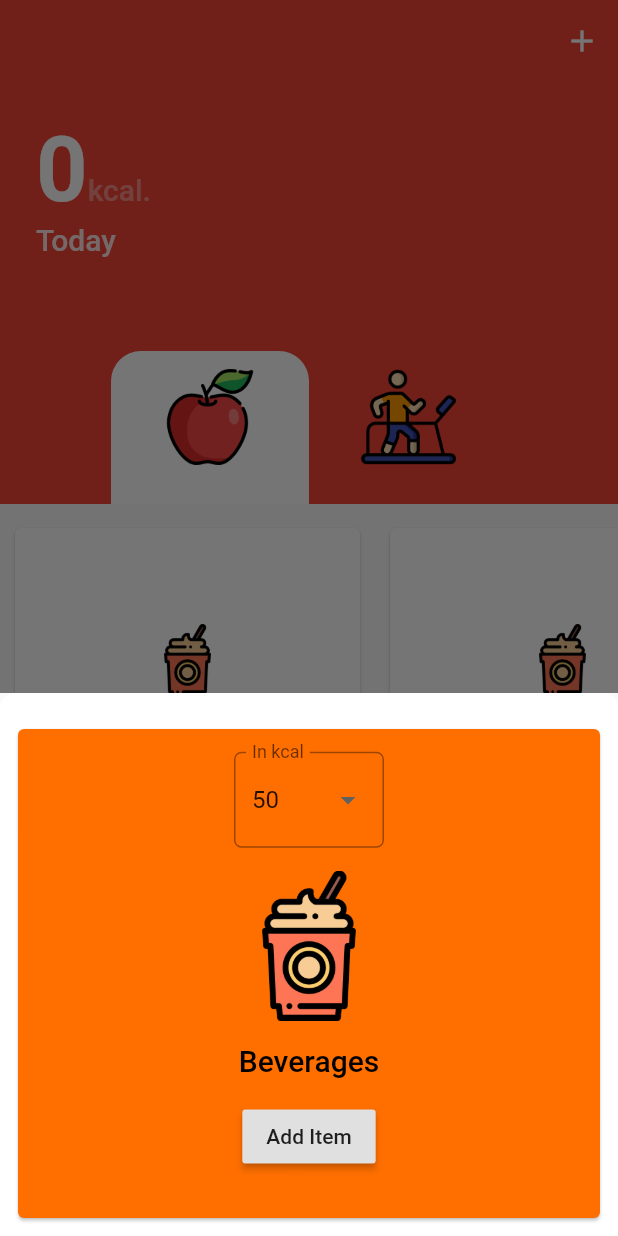
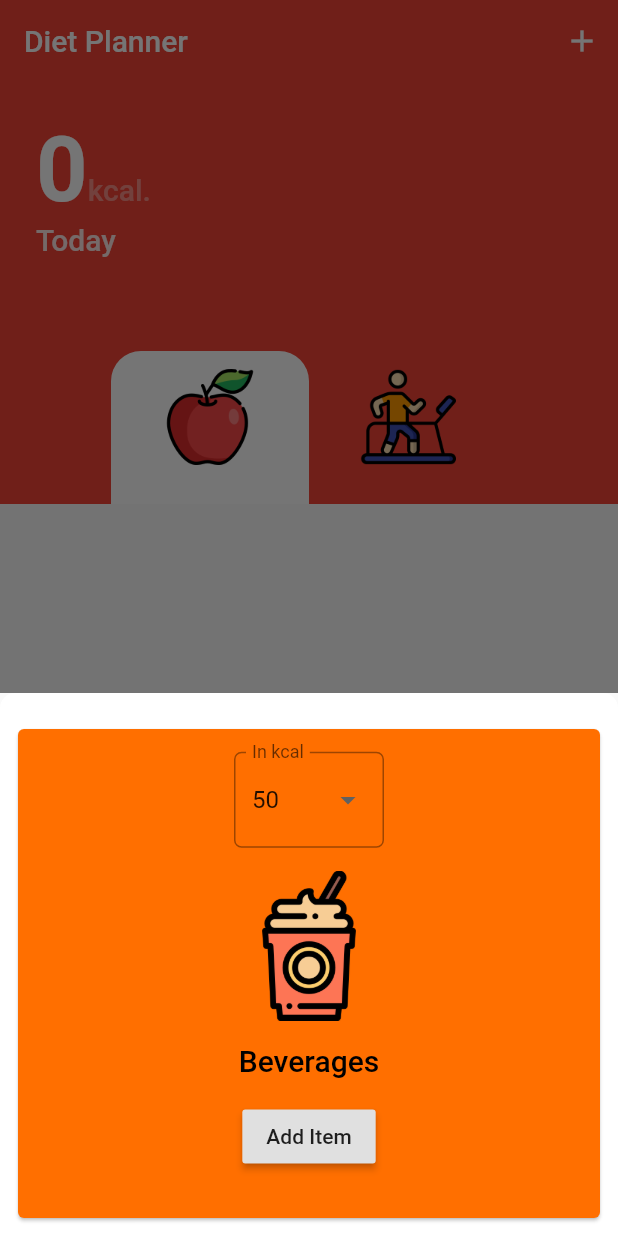
Before and after one commit to vamsikpaladugu/MyFlutterPro, a Flutter app: the Home screen opened directly, after a tap on the "add" icon, on a phone screen of 412 x 824 dp. Run offline on Flutter 3.47's test engine with Material 2 defaults, Android fonts, the phone set to English and light mode, and no system bars; our stand-ins replace charts_flutter, cloud_firestore, firebase_auth, flutter_spinkit, flutter_tindercard, font_awesome_flutter and 4 more; missing offline and left inert: intro_views_flutter, wallpaper; accounts and stored records are empty.

Commit message:
Diet Planner v1.0

```diff
--- a/dietplan/lib/database/dbhelper.dart
+++ b/dietplan/lib/database/dbhelper.dart
@@ -52,7 +52,8 @@ class DBHelper {
     var dbClient = await db;
     List<Map> maps = await dbClient.query('Entry',
         columns: ['id', 'icon', 'calc', 'type', 'time', 'dmy'],
-        where: 'dmy = $dmy');
+        where: 'dmy = ?',
+        whereArgs: [dmy]);
     List<Entry> entry = [];
     if (maps.length > 0) {
       for (int i = 0; i < maps.length; i++) {
--- a/dietplan/lib/database/entry.dart
+++ b/dietplan/lib/database/entry.dart
@@ -27,7 +27,7 @@ class Entry {
 
   Entry.fromMap(Map<String, dynamic> map) {
     id = map['id'];
-    icon = map['name'];
+    icon = map['icon'];
     calc = map['calc'];
     type = map['type'];
     time = map['time'];
--- a/dietplan/lib/home.dart
+++ b/dietplan/lib/home.dart
@@ -56,9 +56,9 @@ class _HomeState extends State<Home> {
       "1000"
     ];
 
-    void _modalBottomSheetMenu() {
+    void _modalBottomSheetMenu(onSaved) {
       showModalBottomSheet(
-          context: context, builder: (builder) => BottomSheet());
+          context: context, builder: (builder) => BottomSheet(onSaved));
     }
 
     return PageView.builder(
@@ -81,21 +81,34 @@ class _HomeState extends State<Home> {
 
               List<Entry> entries = snapshot.data;
 
+              List<Entry> entriesP = [];
+              List<Entry> entriesN = [];
+
               if (entries != null) {
-                print(entries.length);
-                print(formatter.format(ind));
+                for (Entry entry in entries) {
+                  if (entry.type == 0)
+                    entriesP.add(entry);
+                  else
+                    entriesN.add(entry);
+
+                  tCal = tCal + (entry.type == 0 ? entry.calc : -entry.calc);
+                }
               } else {
                 print('null');
               }
+
               return DefaultTabController(
                 length: 2,
                 child: Scaffold(
                   appBar: AppBar(
+                    title: Text('Diet Planner'),
                     actions: index == 0
                         ? <Widget>[
                             IconButton(
                               onPressed: () {
-                                _modalBottomSheetMenu();
+                                _modalBottomSheetMenu(() {
+                                  setState(() {});
+                                });
                               },
                               icon: Icon(
                                 Icons.add,
@@ -200,6 +213,7 @@ class _HomeState extends State<Home> {
                   body: TabBarView(
                     children: [
                       ListView.builder(
+                          itemCount: entriesP.length,
                           scrollDirection: Axis.horizontal,
                           itemBuilder: (context, index) {
                             return Container(
@@ -233,7 +247,7 @@ class _HomeState extends State<Home> {
                                             child: Container(),
                                           ),
                                           Image.asset(
-                                            options[0],
+                                            options[entriesP[index].icon],
                                             height: 50.0,
                                           ),
                                           Expanded(
@@ -241,7 +255,7 @@ class _HomeState extends State<Home> {
                                             child: Container(),
                                           ),
                                           Text(
-                                            '200 kcal',
+                                            '${entriesP[index].calc} kcal',
                                             style: TextStyle(
                                                 fontSize: 20.0,
                                                 fontWeight: FontWeight.bold),
@@ -258,7 +272,7 @@ class _HomeState extends State<Home> {
                                             child: Container(),
                                           ),
                                           Text(
-                                            'Tea, 6.30AM',
+                                            '${optionTitles[entriesP[index].icon]}, ${entriesP[index].time}',
                                             style: TextStyle(fontSize: 16.0),
                                           ),
                                           Expanded(
@@ -273,6 +287,7 @@ class _HomeState extends State<Home> {
                             );
                           }),
                       ListView.builder(
+                          itemCount: entriesN.length,
                           scrollDirection: Axis.horizontal,
                           itemBuilder: (context, index) {
                             return Container(
@@ -306,7 +321,7 @@ class _HomeState extends State<Home> {
                                             child: Container(),
                                           ),
                                           Image.asset(
-                                            options[3],
+                                            options[entriesN[index].icon],
                                             height: 50.0,
                                           ),
                                           Expanded(
@@ -314,7 +329,7 @@ class _HomeState extends State<Home> {
                                             child: Container(),
                                           ),
                                           Text(
-                                            '200 kcal',
+                                            '${entriesN[index].calc} kcal',
                                             style: TextStyle(
                                                 fontSize: 20.0,
                                                 fontWeight: FontWeight.bold),
@@ -331,7 +346,7 @@ class _HomeState extends State<Home> {
                                             child: Container(),
                                           ),
                                           Text(
-                                            'Activity, 4.25 PM',
+                                            '${optionTitles[entriesN[index].icon]}, ${entriesN[index].time}',
                                             style: TextStyle(fontSize: 16.0),
                                           ),
                                           Expanded(
@@ -356,6 +371,10 @@ class _HomeState extends State<Home> {
 }
 
 class BottomSheet extends StatefulWidget {
+  final Function onSaved;
+
+  BottomSheet(this.onSaved);
+
   @override
   _BottomSheetState createState() => _BottomSheetState();
 }
@@ -494,9 +513,9 @@ class _BottomSheetState extends State<BottomSheet> {
                                     formatterTime.format(dTime),
                                     formatter.format(dTime));
 
-                                print(entry);
+                                dbHelper.add(entry);
 
-                                dbHelper.add(entry);
+                                widget.onSaved();
 
                                 Navigator.of(context).pop();
                               },
```
